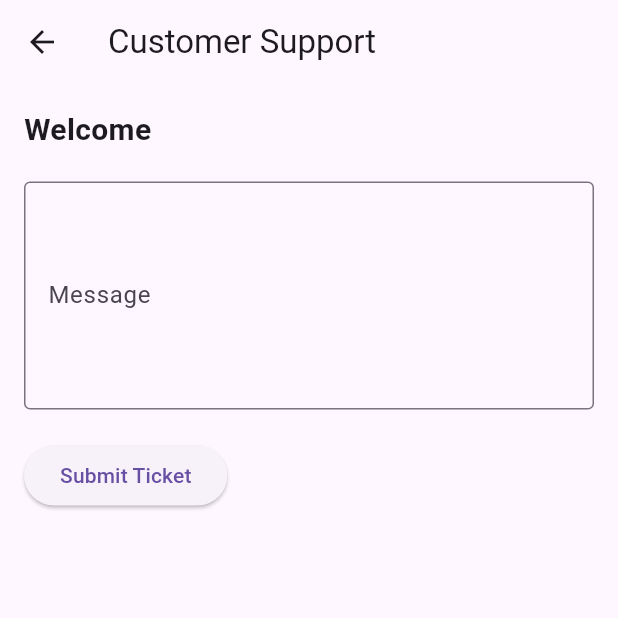
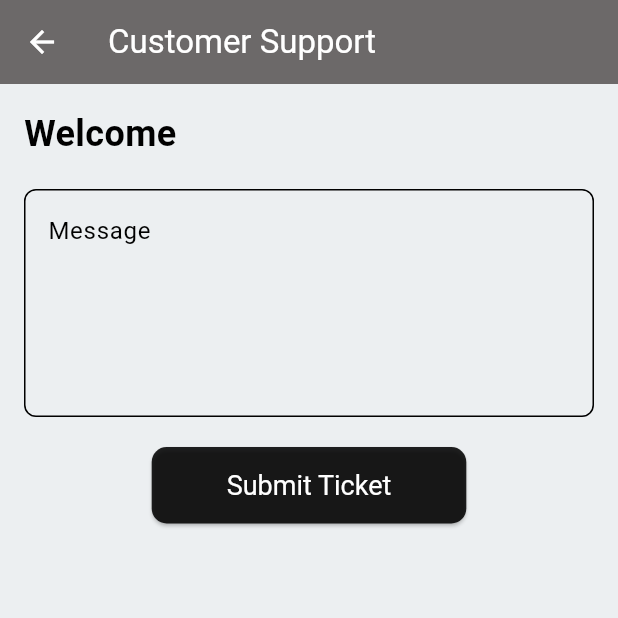
Before and after one commit to Caldwell10/Fare_payment_system, a Flutter app: the screen it shows once a user with an empty profile is signed in, after a tap on "Customer Support", on a phone screen of 412 x 824 dp, the top half of it. Run offline on Flutter 3.47's test engine with Material 3 defaults, Android fonts, the phone set to English and light mode, and no system bars; our stand-ins replace cloud_firestore, firebase_auth, firebase_core, fl_chart, flutter_map, geocoding and 1 more; accounts and stored records are empty.

Commit message:
Customer Support Page Modification

```diff
--- a/lib/passenger_view/customer_support_page.dart
+++ b/lib/passenger_view/customer_support_page.dart
@@ -24,7 +24,7 @@ class _CustomerSupportPageState extends State<CustomerSupportPage> {
     try {
       print('Submitting ticket with phone number: ${widget.phoneNumber} and message: $message');
       await FirebaseFirestore.instance.collection('support_tickets').add({
-        'phone_number': widget.phoneNumber,
+        'phoneNumber': widget.phoneNumber,
         'message': message,
         'timestamp': Timestamp.now(),
       });
@@ -81,6 +81,8 @@ class _CustomerSupportPageState extends State<CustomerSupportPage> {
     return Scaffold(
       appBar: AppBar(
         title: Text('Customer Support'),
+        backgroundColor: const Color.fromARGB(255, 108, 105, 105),
+        foregroundColor: Colors.white,
       ),
       body: Padding(
         padding: const EdgeInsets.all(16.0),
@@ -88,26 +90,53 @@ class _CustomerSupportPageState extends State<CustomerSupportPage> {
           crossAxisAlignment: CrossAxisAlignment.start,
           children: [
             Text(
-              'Welcome ${widget.phoneNumber}',
-              style: TextStyle(fontSize: 20, fontWeight: FontWeight.bold),
+              'Welcome  ${widget.phoneNumber}',
+              style: TextStyle(fontSize: 24, fontWeight: FontWeight.bold, color: Colors.black),
             ),
             SizedBox(height: 20),
             TextField(
               controller: messageController,
+              style: TextStyle(color: Colors.black),  // Text color inside the TextField
               decoration: InputDecoration(
                 labelText: 'Message',
-                border: OutlineInputBorder(),
+                labelStyle: TextStyle(color: Colors.black),
+                border: OutlineInputBorder(
+                  borderRadius: BorderRadius.circular(8.0),
+                ),
+                enabledBorder: OutlineInputBorder(
+                  borderSide: BorderSide(color: Colors.black),
+                  borderRadius: BorderRadius.circular(8.0),
+                ),
+                focusedBorder: OutlineInputBorder(
+                  borderSide: BorderSide(color: Colors.blueAccent),
+                  borderRadius: BorderRadius.circular(8.0),
+                ),
+                alignLabelWithHint: true,
+                hintText: 'Enter your message here',
+                hintStyle: TextStyle(color: Colors.black54),
               ),
               maxLines: 5,
             ),
             SizedBox(height: 20),
-            ElevatedButton(
-              onPressed: () => submitTicket(context),
-              child: Text('Submit Ticket'),
+            Center(
+              child: ElevatedButton(
+                onPressed: () => submitTicket(context),
+                style: ElevatedButton.styleFrom(
+                  padding: EdgeInsets.symmetric(horizontal: 50, vertical: 15),
+                  textStyle: TextStyle(fontSize: 18),
+                  shape: RoundedRectangleBorder(
+                    borderRadius: BorderRadius.circular(10.0),
+                  ),
+                  backgroundColor: Colors.black87,
+                  foregroundColor: Colors.white,
+                ),
+                child: Text('Submit Ticket'),
+              ),
             ),
           ],
         ),
       ),
+      backgroundColor: const Color.fromARGB(255, 236, 239, 241),
     );
   }
 }
```
